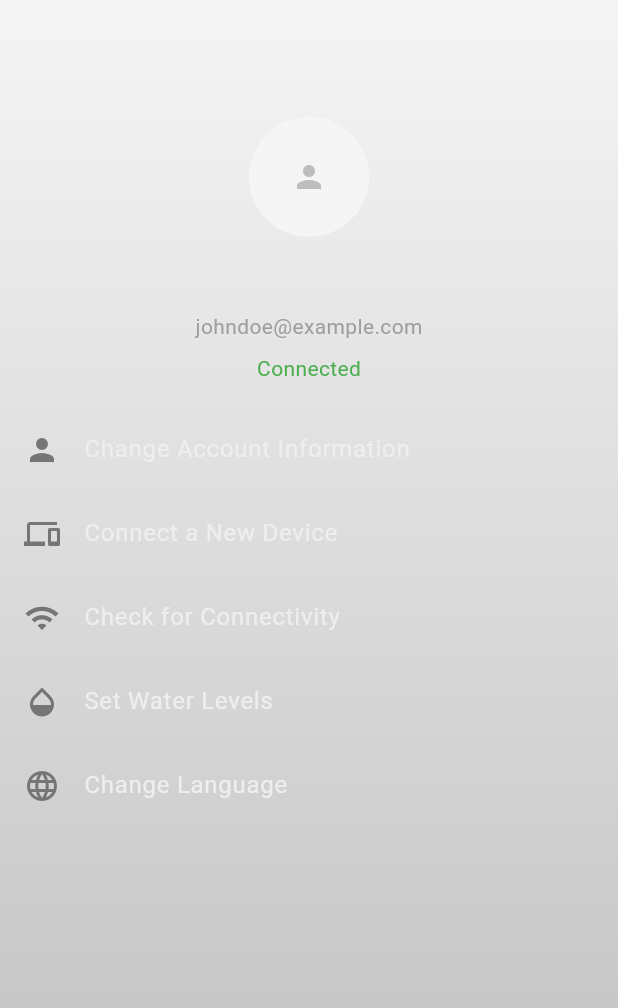
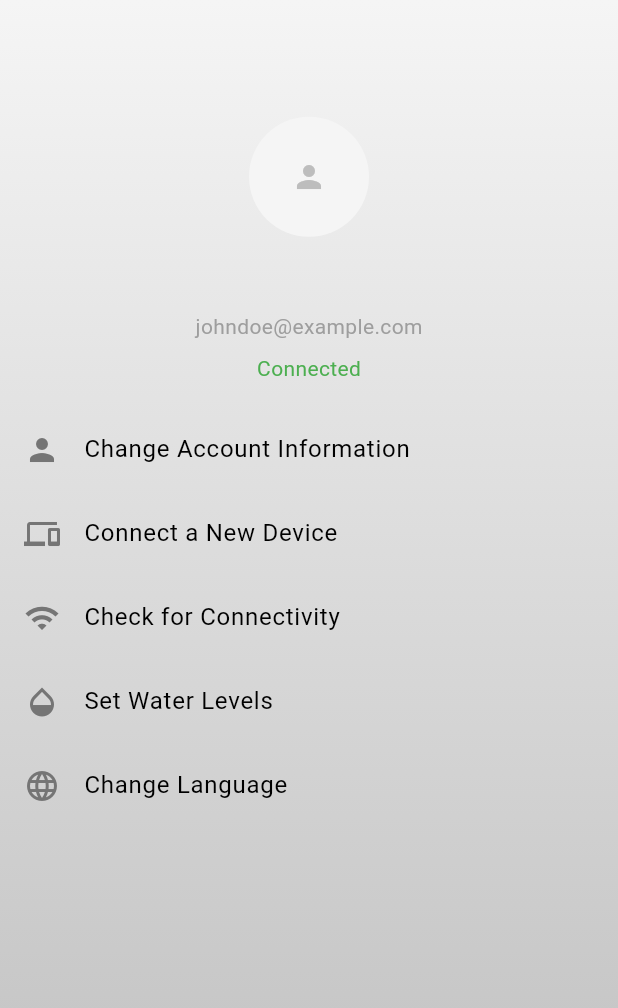
Before and after one commit to dinujaya3d/hydrolink-com-testing, a Flutter app: the SettingsPage screen opened directly, on a phone screen of 412 x 824 dp. Shown: the top 1008 px of the screen. Run offline on Flutter 3.47's test engine with Material 3 defaults, Android fonts, the phone set to English and light mode, and no system bars; our stand-ins replace firebase_analytics, firebase_auth, firebase_core, firebase_database, firebase_messaging, fl_chart and 7 more; missing offline and left inert: chart_sparkline, dart:ffi, flutter_barcode_scanner; accounts and stored records are empty.

Commit message:
For SLIoT Finals
Upgraded Major functions and fine tuned for better version

```diff
--- a/lib/pages/settings.dart
+++ b/lib/pages/settings.dart
@@ -82,7 +82,11 @@ class _SettingsPageState extends State<SettingsPage> {
               // Change Account Information
               ListTile(
                 leading: Icon(Icons.person),
-                title: Text('Change Account Information'),
+                title: Text(
+                  'Change Account Information',
+                  style:
+                      TextStyle(color: Theme.of(context).colorScheme.onPrimary),
+                ),
                 onTap: () {
                   // TODO: Implement change account information functionality
                   signUserOut();
@@ -91,7 +95,11 @@ class _SettingsPageState extends State<SettingsPage> {
               // Connect a New Device
               ListTile(
                 leading: Icon(Icons.devices),
-                title: Text('Connect a New Device'),
+                title: Text(
+                  'Connect a New Device',
+                  style:
+                      TextStyle(color: Theme.of(context).colorScheme.onPrimary),
+                ),
                 onTap: () {
                   // TODO: Implement connect new device functionality
                   Navigator.push(context,
@@ -101,7 +109,11 @@ class _SettingsPageState extends State<SettingsPage> {
               // Check for Connectivity
               ListTile(
                 leading: Icon(Icons.wifi),
-                title: Text('Check for Connectivity'),
+                title: Text(
+                  'Check for Connectivity',
+                  style:
+                      TextStyle(color: Theme.of(context).colorScheme.onPrimary),
+                ),
                 onTap: () {
                   // TODO: Implement connectivity check functionality
                 },
@@ -109,7 +121,11 @@ class _SettingsPageState extends State<SettingsPage> {
               // Set Water Levels
               ListTile(
                 leading: Icon(Icons.opacity),
-                title: Text('Set Water Levels'),
+                title: Text(
+                  'Set Water Levels',
+                  style:
+                      TextStyle(color: Theme.of(context).colorScheme.onPrimary),
+                ),
                 onTap: () {
                   // TODO: Implement set water levels functionality
                 },
@@ -117,7 +133,11 @@ class _SettingsPageState extends State<SettingsPage> {
               // Change Language
               ListTile(
                 leading: Icon(Icons.language),
-                title: Text('Change Language'),
+                title: Text(
+                  'Change Language',
+                  style:
+                      TextStyle(color: Theme.of(context).colorScheme.onPrimary),
+                ),
                 onTap: () {
                   // TODO: Implement change language functionality
                 },
```
Also changed, not shown: lib/components/percentage2.dart (+14 -5 lines), lib/components/waterflow.dart (+13 -3 lines), lib/pages/NewDevicePage.dart (+9 -4 lines), lib/pages/dashboard.dart (+20 -6 lines).
